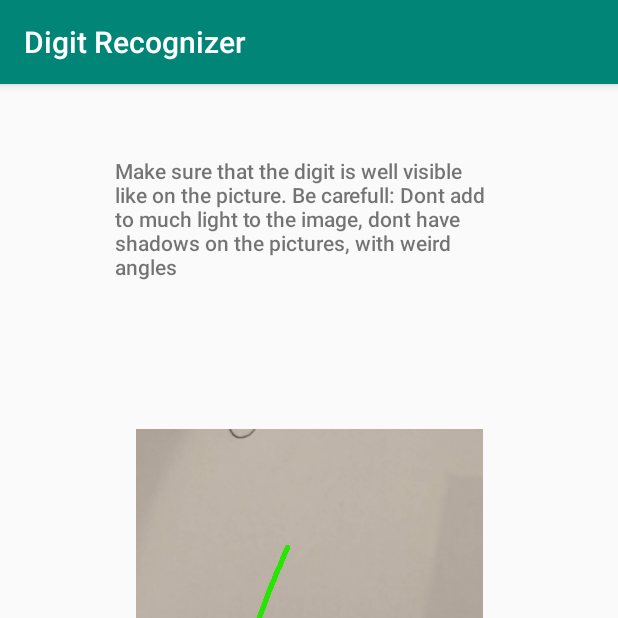
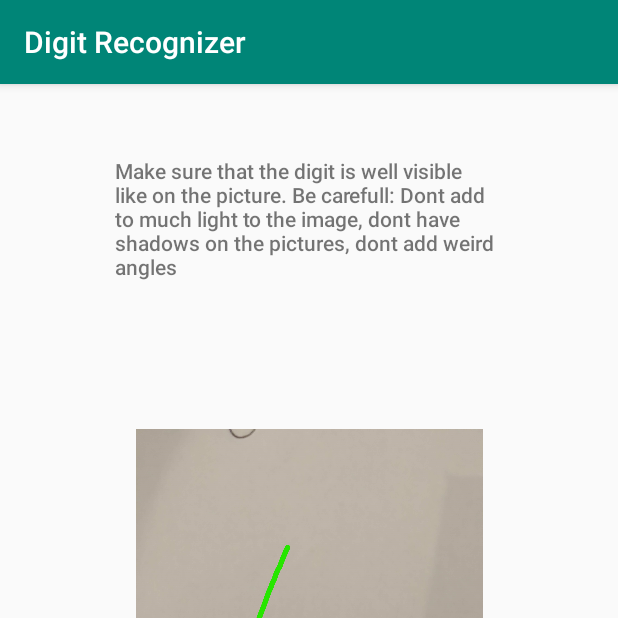
Before and after one commit to LuposX/AndroidAppDigitRecognizer, an Android app: the screen it shows after launch (info), on a phone screen of 412 x 824 dp, the top half of it. Run offline under Robolectric (Android 15) with nearby library versions, the phone set to English and light mode, and no system bars; libraries missing offline, so code that uses them is left out: org.pytorch.

Commit message:
New model added

```diff
--- a/app/src/main/java/org/pytorch/digitrecognizer/MainActivity.java
+++ b/app/src/main/java/org/pytorch/digitrecognizer/MainActivity.java
@@ -130,7 +130,7 @@ public class MainActivity extends AppCompatActivity {
       Module module = null;
 
       try {
-          module = Module.load(assetFilePath(this, "cnn_inv_noise_v2.pt"));
+          module = Module.load(assetFilePath(this, "cnn_inv_noise.pt"));
       } catch (IOException e) {
           Log.e("PytorchDigitRecognizer", "Error reading assets", e);
           finish();
--- a/app/src/main/res/layout/activity_info.xml
+++ b/app/src/main/res/layout/activity_info.xml
@@ -34,7 +34,7 @@
         android:layout_width="259dp"
         android:layout_height="114dp"
         android:fontFamily="sans-serif-medium"
-        android:text="Make sure that the digit is well visible like on the picture. Be carefull: Dont add to much light to the image, dont have shadows on the pictures, with weird angles"
+        android:text="Make sure that the digit is well visible like on the picture. Be carefull: Dont add to much light to the image, dont have shadows on the pictures, dont add weird angles"
         app:layout_constraintBottom_toBottomOf="parent"
         app:layout_constraintEnd_toEndOf="parent"
         app:layout_constraintStart_toStartOf="parent"
```
Also changed, not shown: 2 other files.
